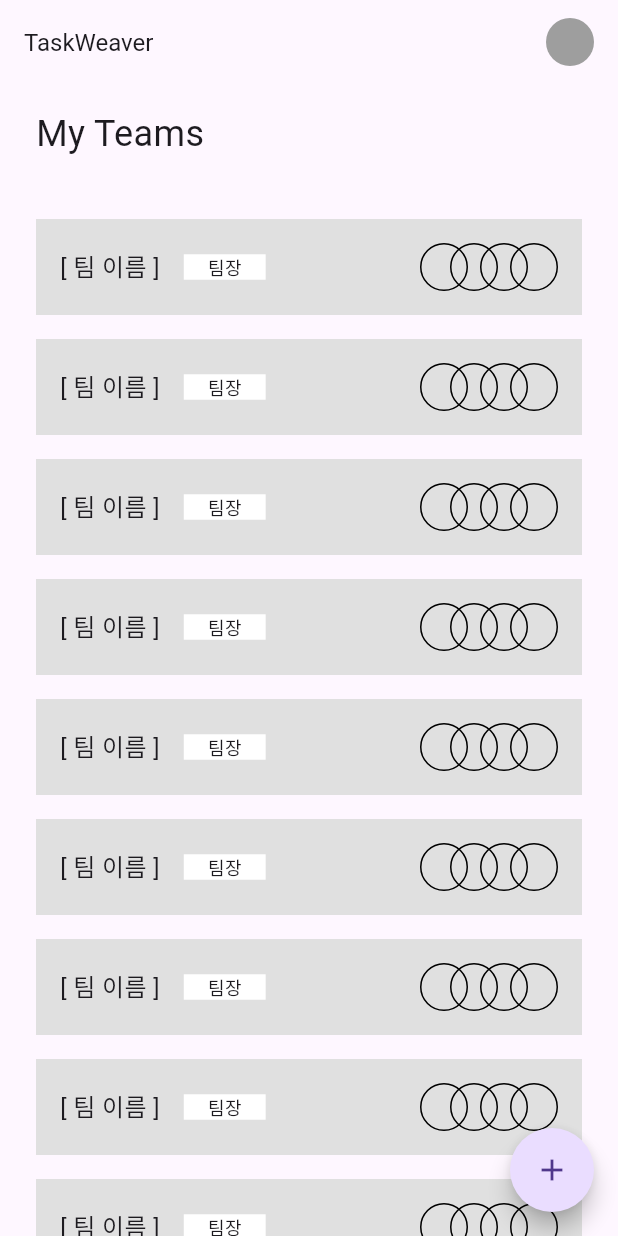
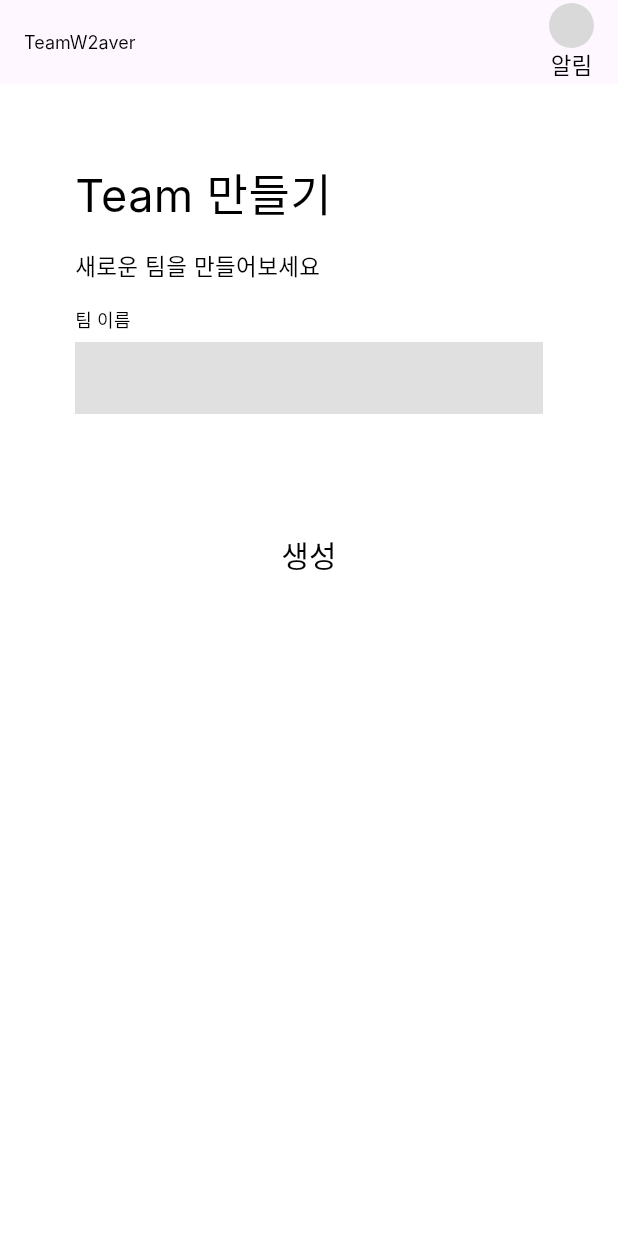
Before and after one commit to TaskWeaver/frontend_app, a Flutter app: the TeamsListScreen screen opened by its route, after a tap on the "add" icon, on a phone screen of 412 x 824 dp. Run offline on Flutter 3.47's test engine with Material 3 defaults, Android fonts, the phone set to English and light mode, and no system bars; our stand-ins replace go_router; missing offline and left inert: widgetbook, widgetbook_annotation; Roboto replaces fonts that are missing (Inter).

Commit message:
feat: create team create screen

```diff
--- a/front/lib/app/config/routes.dart
+++ b/front/lib/app/config/routes.dart
@@ -2,6 +2,7 @@ import 'package:front/app/domain/presentation/home/home.dart';
 import 'package:front/app/domain/presentation/login/email_singin.dart';
 import 'package:front/app/domain/presentation/login/login.dart';
 import 'package:front/app/domain/presentation/login/signin.dart';
+import 'package:front/app/domain/presentation/team/screen/team_create.dart';
 import 'package:front/app/domain/presentation/team/screen/teams_list.dart';
 import 'package:go_router/go_router.dart';
 
@@ -26,6 +27,10 @@ final router = GoRouter(initialLocation: '/', routes: [
       path: 'teamsList',
       name: 'teamsList',
       builder: (context, state) => const TeamsListScreen(),
+    ),GoRoute(
+      path: 'teamCreate',
+      name: 'teamCreate',
+      builder: (context, state) => const TeamCreateScreen(),
     ),
   ]),
 ]);
--- /dev/null
+++ b/front/lib/app/domain/presentation/team/screen/team_create.dart
@@ -0,0 +1,135 @@
+import 'package:flutter/material.dart';
+import 'package:front/app/domain/presentation/login/component/hinted_textfield.dart';
+import 'package:front/app/domain/presentation/team/componet/dialog.dart';
+import 'package:go_router/go_router.dart';
+
+class TeamCreateScreen extends StatelessWidget {
+  const TeamCreateScreen({Key? key}) : super(key: key);
+
+  @override
+  Widget build(BuildContext context) {
+    return Scaffold(
+      appBar: AppBar(
+        automaticallyImplyLeading: false,
+        title: Row(
+          mainAxisAlignment: MainAxisAlignment.spaceBetween,
+          children: [
+            const Text(
+              'TeamW2aver',
+              style: TextStyle(
+                color: Colors.black,
+                fontSize: 12,
+                fontFamily: 'Inter',
+                fontWeight: FontWeight.w400,
+                height: 0,
+              ),
+            ),
+            Column(
+              children: [
+                Container(
+                  width: 30,
+                  height: 30,
+                  decoration: const ShapeDecoration(
+                    color: Color(0xFFD9D9D9),
+                    shape: OvalBorder(),
+                  ),
+                ),
+                const Text(
+                  '알림',
+                  textAlign: TextAlign.center,
+                  style: TextStyle(
+                    color: Colors.black,
+                    fontSize: 15,
+                    fontFamily: 'Inter',
+                    fontWeight: FontWeight.w400,
+                    height: 0,
+                  ),
+                ),
+              ],
+            )
+          ],
+        ),
+      ),
+      body: Container(
+        padding: const EdgeInsets.symmetric(horizontal: 50, vertical: 50),
+        clipBehavior: Clip.antiAlias,
+        decoration: const BoxDecoration(color: Colors.white),
+        child: Column(
+          crossAxisAlignment: CrossAxisAlignment.start,
+          children: [
+            const Text(
+              'Team 만들기',
+              style: TextStyle(
+                color: Colors.black,
+                fontSize: 30,
+                fontFamily: 'Inter',
+                fontWeight: FontWeight.w400,
+                height: 0,
+              ),
+            ),
+            const SizedBox(
+              height: 16,
+              width: double.infinity,
+            ),
+            const Text(
+              '새로운 팀을 만들어보세요',
+              style: TextStyle(
+                color: Colors.black,
+                fontSize: 15,
+                fontFamily: 'Inter',
+                fontWeight: FontWeight.w400,
+                height: 0,
+              ),
+            ),
+            const SizedBox(
+              height: 16,
+              width: double.infinity,
+            ),
+            HintedTextField(
+                hintText: '',
+                title: '팀 이름',
+                onSaved: (_) {},
+                validator: (_) => null),
+            const SizedBox(
+              height: 64,
+              width: double.infinity,
+            ),
+            Center(
+              child: TextButton(
+                onPressed: () {
+                  context.dialog<String>(
+                      child: Padding(
+                    padding: const EdgeInsets.all(32.0),
+                    child: Column(
+                        mainAxisSize: MainAxisSize.min,
+                        crossAxisAlignment: CrossAxisAlignment.center,
+                        mainAxisAlignment: MainAxisAlignment.center,
+                        children: [
+                          const Text('팀 생성이 완료되었습니다. 팀을 초대하여 보세요'),
+                          TextButton(
+                              onPressed: () {
+                                context.pop();
+                              },
+                              child: const Text('닫기'))
+                        ]),
+                  ));
+                },
+                child: const Text(
+                  '생성',
+                  textAlign: TextAlign.center,
+                  style: TextStyle(
+                    color: Colors.black,
+                    fontSize: 20,
+                    fontFamily: 'Inter',
+                    fontWeight: FontWeight.w400,
+                    height: 0,
+                  ),
+                ),
+              ),
+            )
+          ],
+        ),
+      ),
+    );
+  }
+}
--- a/front/lib/app/domain/presentation/team/screen/teams_list.dart
+++ b/front/lib/app/domain/presentation/team/screen/teams_list.dart
@@ -1,5 +1,6 @@
 import 'package:flutter/material.dart';
 import 'package:front/app/domain/presentation/team/componet/team_tile.dart';
+import 'package:go_router/go_router.dart';
 import 'package:widgetbook_annotation/widgetbook_annotation.dart' as widgetbook;
 
 class TeamsListScreen extends StatefulWidget {
@@ -73,7 +74,7 @@ class _TeamsListScreenState extends State<TeamsListScreen> {
           borderRadius: BorderRadius.circular(100),
         ),
         onPressed: () {
-          Navigator.pushNamed(context, '/teamsList');
+          context.push('/teamCreate');
         },
         child: const Icon(Icons.add),
       ),
```
